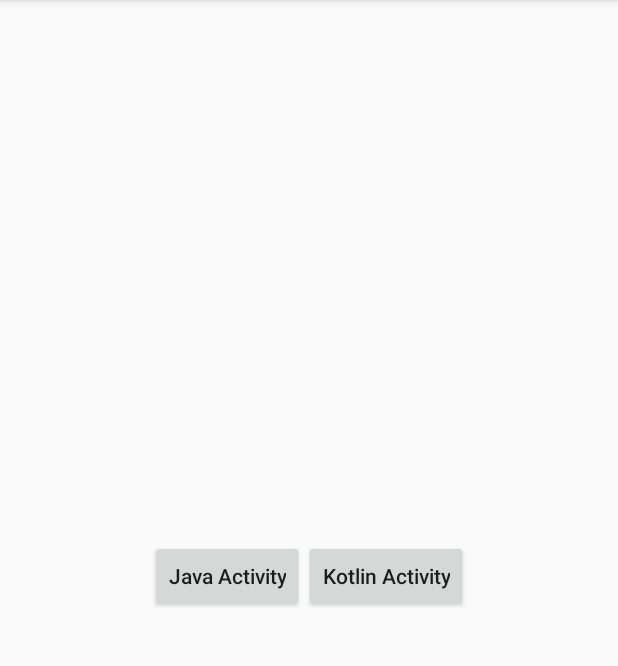
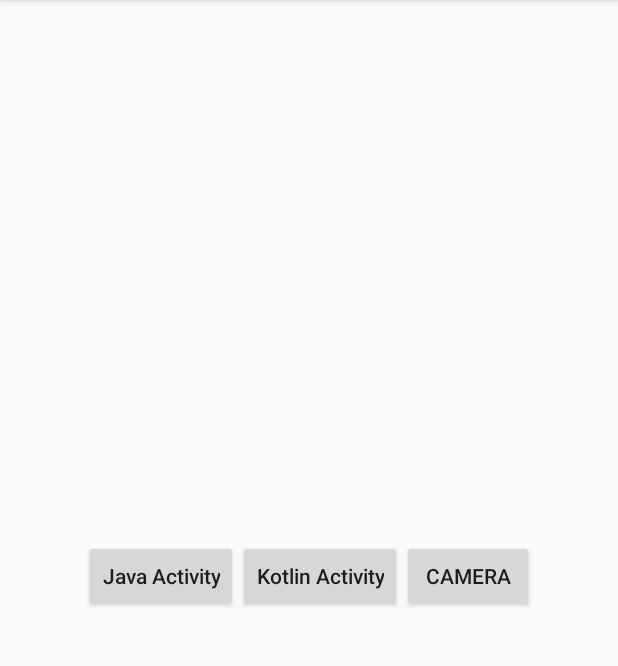
Before and after one commit to JoeSteven/Cheetah, an Android app: the screen it shows after launch (MainActivity), on a phone screen of 412 x 824 dp, the part 84-750 px from its top. Run offline under Robolectric (Android 15) with nearby library versions, the phone set to English and light mode, and no system bars; our stand-ins replace ButterKnife, RxJava; pictures from the network do not load; 2 statements that could not run were skipped.

Commit message:
封装Camera1、Camera2操作接口

```diff
--- a/app/src/main/java/com/joey/cheetah/sample/MainActivity.java
+++ b/app/src/main/java/com/joey/cheetah/sample/MainActivity.java
@@ -3,6 +3,7 @@ package com.joey.cheetah.sample;
 import com.joey.cheetah.core.utils.Jumper;
 import com.joey.cheetah.mvp.AbsActivity;
 import com.joey.cheetah.sample.java.scan.BleScanActivity;
+import com.joey.cheetah.sample.kt.CameraActivity;
 import com.joey.cheetah.sample.kt.GankActivity;
 
 
@@ -24,6 +25,10 @@ public class MainActivity extends AbsActivity{
 
         findViewById(R.id.bt_kt).setOnClickListener(v -> {
             Jumper.make(this, GankActivity.class).jump();});
+
+        findViewById(R.id.bt_camera).setOnClickListener(v -> {
+            Jumper.make(this, CameraActivity.class).jump();});
+
     }
 
     @Override
--- a/app/src/main/java/com/joey/cheetah/sample/ble/BlePermissionRequester.java
+++ b/app/src/main/java/com/joey/cheetah/sample/ble/BlePermissionRequester.java
@@ -3,6 +3,7 @@ package com.joey.cheetah.sample.ble;
 import android.support.annotation.NonNull;
 
 import com.joey.cheetah.core.global.Global;
+import com.joey.cheetah.core.permission.PermissionContant;
 import com.joey.cheetah.core.permission.PermissionListener;
 import com.joey.cheetah.core.permission.PermissionUtil;
 import com.joey.rxble.RxBle;
@@ -14,7 +15,7 @@ import com.joey.rxble.RxBle;
  */
 public class BlePermissionRequester implements RxBle.PermissionRequester {
     @Override
-    public void request(RxBle.PermissionListener listener, String... permissions) {
+    public void request(RxBle.PermissionListener listener,@PermissionContant.Permission String... permissions) {
         if (Global.topActivity() == null) listener.onDenied();
         PermissionUtil.requestPermission(Global.topActivity(), new PermissionListener() {
 
--- a/app/src/main/java/com/joey/cheetah/sample/java/connect/BleConnectActivity.java
+++ b/app/src/main/java/com/joey/cheetah/sample/java/connect/BleConnectActivity.java
@@ -14,6 +14,7 @@ import android.widget.EditText;
 import android.widget.TextView;
 
 import com.joey.cheetah.core.list.CheetahAdapter;
+import com.joey.cheetah.core.permission.PermissionContant;
 import com.joey.cheetah.mvp.AbsActivity;
 import com.joey.cheetah.mvp.auto.Presenter;
 import com.joey.cheetah.sample.R;
--- a/app/src/main/java/com/joey/cheetah/sample/kt/GankActivity.kt
+++ b/app/src/main/java/com/joey/cheetah/sample/kt/GankActivity.kt
@@ -12,6 +12,7 @@ class GankActivity : AbsFragmentActivity() {
     private val tagSurprise = "tag_surprise"
     private lateinit var androidFragment: GankAndroidFragment
     private lateinit var surpriseFragment: GankSurpriseFragment
+
     override fun initLayout(): Int {
         return R.layout.activity_gank
     }
--- a/app/src/main/res/layout/activity_main.xml
+++ b/app/src/main/res/layout/activity_main.xml
@@ -16,4 +16,10 @@
         android:textAllCaps="false"
         android:layout_width="wrap_content"
         android:layout_height="wrap_content" />
+
+    <Button
+        android:id="@+id/bt_camera"
+        android:layout_width="wrap_content"
+        android:layout_height="wrap_content"
+        android:text="camera"/>
 </LinearLayout>
--- a/core/src/main/AndroidManifest.xml
+++ b/core/src/main/AndroidManifest.xml
@@ -3,6 +3,7 @@
     package="com.joey.cheetah.core">
 
 
+    <uses-permission android:name="android.permission.CAMERA"/>
     <application >
         <activity android:name=".permission.PermissionActivity"/>
     </application>
--- a/core/src/main/java/com/joey/cheetah/core/media/glide/GlideExternalCacheDiskFactory.java
+++ b/core/src/main/java/com/joey/cheetah/core/media/glide/GlideExternalCacheDiskFactory.java
@@ -1,10 +1,12 @@
 package com.joey.cheetah.core.media.glide;
 
+import android.app.AlertDialog;
 import android.content.Context;
 import android.support.annotation.Nullable;
 
 import com.bumptech.glide.load.engine.cache.DiskCache;
 import com.bumptech.glide.load.engine.cache.DiskLruCacheFactory;
+import com.joey.cheetah.core.media.unused.ImageConfig;
 
 import java.io.File;
 
--- a/core/src/main/java/com/joey/cheetah/core/permission/PermissionUtil.java
+++ b/core/src/main/java/com/joey/cheetah/core/permission/PermissionUtil.java
@@ -33,7 +33,7 @@ public class PermissionUtil {
      * @param listener
      * @param permission 要申请的权限
      */
-    public static void requestPermission(Activity context, PermissionListener listener, String... permission) {
+    public static void requestPermission(Activity context, PermissionListener listener, @PermissionContant.Permission  String... permission) {
         requestPermission(context, listener, permission, true, null);
     }
 
--- a/mvp/src/main/java/com/joey/cheetah/mvp/AbsActivity.java
+++ b/mvp/src/main/java/com/joey/cheetah/mvp/AbsActivity.java
@@ -96,7 +96,7 @@ public abstract class AbsActivity extends AppCompatActivity implements IView {
         return false;
     }
 
-    private long lastTime = 0;
+    private long lastTime = 0L;
 
     @Override
     public void onBackPressed() {
```
Also changed, not shown: app/src/main/AndroidManifest.xml (+18 -17 lines), core/src/main/java/com/joey/cheetah/core/camera/CameraHandle.java (added, +65 -0 lines).
